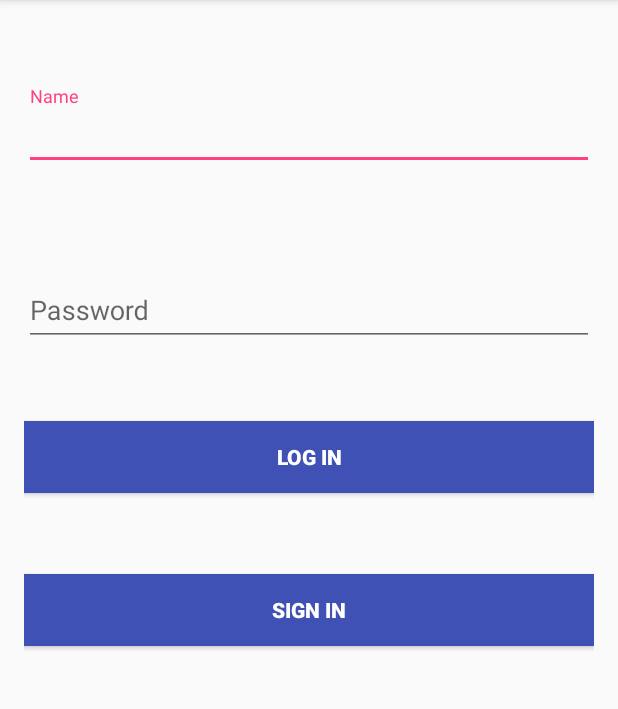
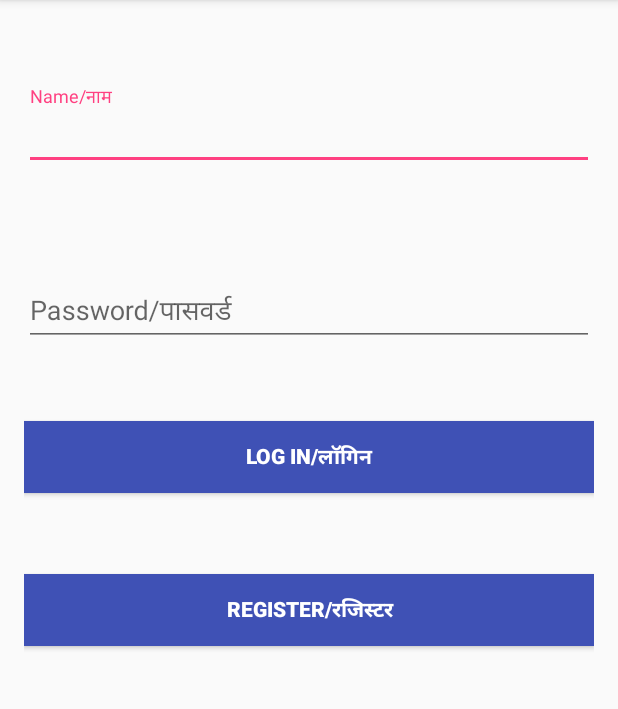
Before and after one commit to pkarira/Appointmate, an Android app: the screen it shows after launch (MainActivity), on a phone screen of 412 x 824 dp, the part 84-793 px from its top. Run offline under Robolectric (Android 15) with nearby library versions, the phone set to English and light mode, and no system bars.

Commit message:
hindi names

```diff
--- a/app/src/main/java/com/example/thispc/appointmate/BookAppointment.java
+++ b/app/src/main/java/com/example/thispc/appointmate/BookAppointment.java
@@ -89,7 +89,7 @@ public class BookAppointment extends AppCompatActivity {
                         smsManager.sendTextMessage(phoneNumber, null, smsBody, null, null);
                     }
                 }).start();
-                btn.setText("Refresh List");
+                btn.setText("Refresh List/सूची ताज़ा करे");
             }
         });
         btn1.setOnClickListener(new View.OnClickListener() {
--- a/app/src/main/java/com/example/thispc/appointmate/MainActivity.java
+++ b/app/src/main/java/com/example/thispc/appointmate/MainActivity.java
@@ -69,15 +69,15 @@ public class MainActivity extends AppCompatActivity {
         hd = new HospitalDetails(2, "Hospital Two", "#1234,ABC Road, Roorkee", 2134567890, 5);
         dbh.addHospital(hd);
 
-        DoctorDetails dd = new DoctorDetails(1, "Dr. Saxena", Long.parseLong(serverNumber), "M.B.B.S.", "Dentist");
+        DoctorDetails dd = new DoctorDetails(1, "Dr. Saxena", Long.parseLong(serverNumber), "M.B.B.S.", "Dentist/दंत चिकित्सक");
         dbh.addDoctor(dd);
-        dd = new DoctorDetails(2, "Dr. Mehta", Long.parseLong(serverNumber), "M.B.B.S.", "Dermatologist");
+        dd = new DoctorDetails(2, "Dr. Mehta", Long.parseLong(serverNumber), "M.B.B.S.", "Dermatologist/त्वचा विशेषज्ञ");
         dbh.addDoctor(dd);
-        dd = new DoctorDetails(3, "Dr. Sharma", Long.parseLong(serverNumber), "M.B.B.S.", "Cardiologist");
+        dd = new DoctorDetails(3, "Dr. Sharma", Long.parseLong(serverNumber), "M.B.B.S.", "Cardiologist/हृदय रोग विशेषजञ");
         dbh.addDoctor(dd);
-        dd = new DoctorDetails(4, "Dr. Gupta", Long.parseLong(serverNumber), "M.B.B.S.", "Gynecologist");
+        dd = new DoctorDetails(4, "Dr. Gupta", Long.parseLong(serverNumber), "M.B.B.S.", "Gynecologist/प्रसूतिशास्री");
         dbh.addDoctor(dd);
-        dd = new DoctorDetails(5, "Dr. R. Babbar", Long.parseLong(serverNumber), "M.B.B.S.", "Neurologist");
+        dd = new DoctorDetails(5, "Dr. R. Babbar", Long.parseLong(serverNumber), "M.B.B.S.", "Neurologist/न्यूरोलॉजिस्");
         dbh.addDoctor(dd);
     }
 
--- a/app/src/main/res/layout/activity_book_appointment.xml
+++ b/app/src/main/res/layout/activity_book_appointment.xml
@@ -97,7 +97,7 @@
         android:id="@+id/sendMSG"
         android:textSize="20dp"
         android:background="@color/colorPrimary"
-        android:text="GET SCHEDULE"
+        android:text="SCHEDULE/अनुसूची"
         android:textColor="#FFFFFF"
         android:layout_alignParentBottom="true" />
 </RelativeLayout>
--- a/app/src/main/res/layout/activity_main.xml
+++ b/app/src/main/res/layout/activity_main.xml
@@ -20,7 +20,7 @@
             android:id="@+id/editText"
             android:layout_width="match_parent"
             android:layout_height="wrap_content"
-            android:hint="Name"
+            android:hint="Name/नाम"
             android:layout_alignParentTop="true"
             android:layout_alignStart="@+id/editText2" />
 
@@ -38,7 +38,7 @@
             android:layout_width="match_parent"
             android:layout_height="wrap_content"
             android:layout_centerHorizontal="true"
-            android:hint="Password"
+            android:hint="Password/पासवर्ड"
             android:inputType="textPassword" />
 
     </android.support.design.widget.TextInputLayout>
@@ -52,7 +52,7 @@
         android:layout_marginTop="50dp"
         android:background="@color/colorPrimary"
         android:onClick="login"
-        android:text="Log In"
+        android:text="Log In/लॉगिन"
         android:textColor="#ffffff"
         android:textStyle="bold" />
 
@@ -65,7 +65,7 @@
         android:layout_marginTop="54dp"
         android:background="@color/colorPrimary"
         android:onClick="signin"
-        android:text="Sign In"
+        android:text="Register/रजिस्टर"
         android:textColor="#ffffff"
         android:textStyle="bold" />
 
```
